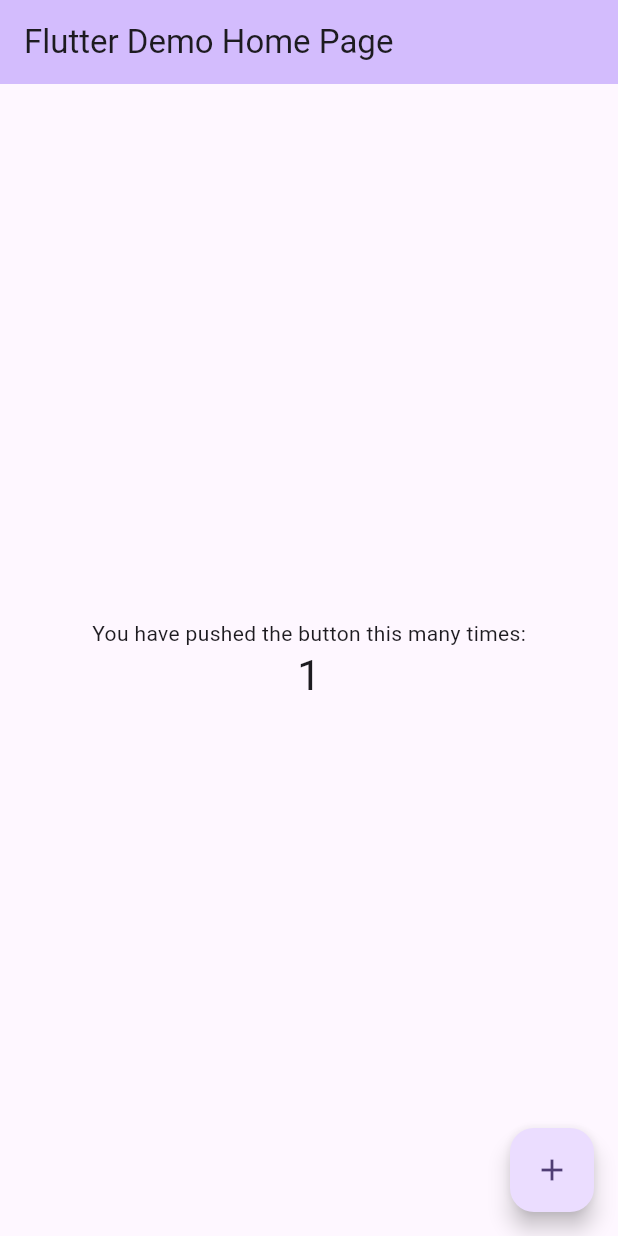
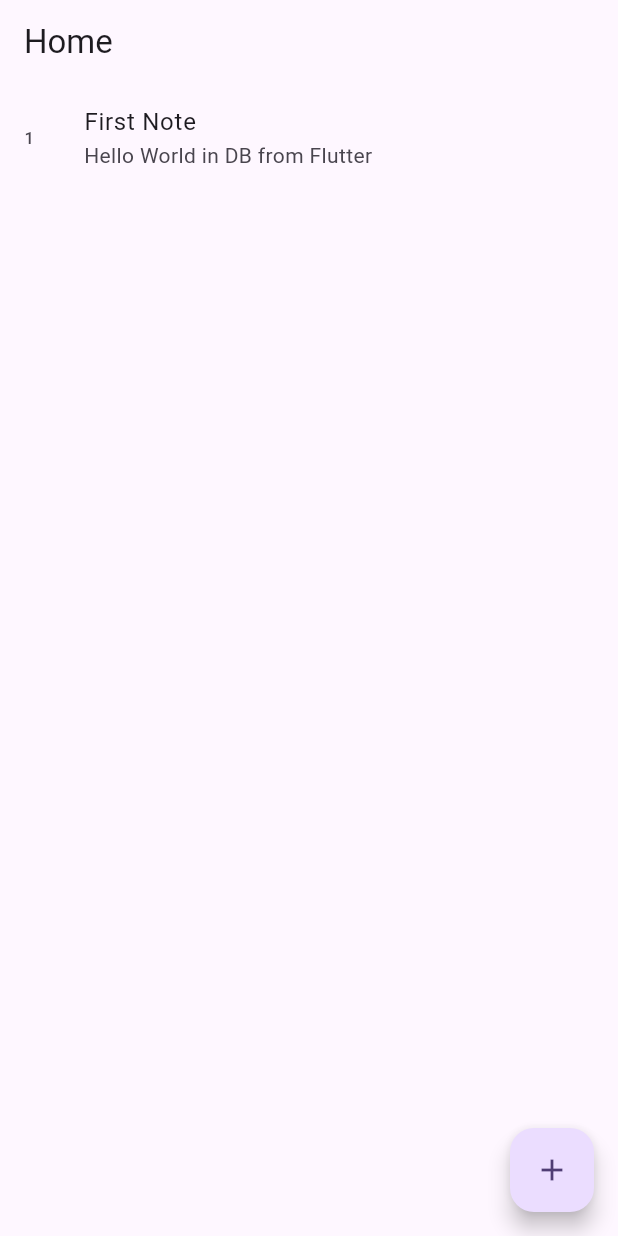
Before and after one commit to raunak2909/db_exp_492, a Flutter app: the screen it shows after launch, after a tap on the "add" icon, on a phone screen of 412 x 824 dp. Run offline on Flutter 3.47's test engine with Material 3 defaults, Android fonts, the phone set to English and light mode, and no system bars; our stand-ins replace sqflite; accounts and stored records are empty.

Commit message:
database insert and fetch implemented

```diff
--- a/lib/db_helper.dart
+++ b/lib/db_helper.dart
@@ -4,13 +4,21 @@ import 'package:path/path.dart';
 import 'package:path_provider/path_provider.dart';
 import 'package:sqflite/sqflite.dart';
 
-class DBHelper{
+class DBHelper {
   ///private constructor
   DBHelper._();
 
   static DBHelper getInstance() => DBHelper._();
 
   Database? mDB;
+
+  static const String DB_NAME = "notesDB.db";
+  static const String TABLE_NOTE = "note";
+
+  static const String COLUMN_NOTE_ID = "note_id";
+  static const String COLUMN_NOTE_TITLE = "note_title";
+  static const String COLUMN_NOTE_DESC = "note_desc";
+  static const String COLUMN_NOTE_CREATED_AT = "note_created_at";
 
   Future<Database> initDB() async {
     mDB ??= await openDB();
@@ -19,26 +27,38 @@ class DBHelper{
 
   Future<Database> openDB() async {
     Directory appDir = await getApplicationDocumentsDirectory();
-    String dbPath = join(appDir.path, "notesDB.db");
+    String dbPath = join(appDir.path, DB_NAME);
 
-    return await openDatabase(dbPath);
+    return await openDatabase(
+      dbPath,
+      version: 1,
+      onCreate: (db, version) {
+        ///tables
+
+        db.execute(
+          "create table $TABLE_NOTE ( $COLUMN_NOTE_ID integer primary key autoincrement, $COLUMN_NOTE_TITLE text, $COLUMN_NOTE_DESC text, $COLUMN_NOTE_CREATED_AT text )",
+        );
+      },
+    );
   }
 
   ///queries
-  insertNote(){
-
+  Future<bool> insertNote({required String title, required String desc}) async {
+    Database db = await initDB();
+    int rowsEffected = await db.insert(TABLE_NOTE, {
+      COLUMN_NOTE_TITLE : title,
+      COLUMN_NOTE_DESC : desc,
+      COLUMN_NOTE_CREATED_AT: DateTime.now().millisecondsSinceEpoch.toString()
+    });
+    return rowsEffected>0;
   }
 
-  fetchAllNotes(){
-
+  Future<List<Map<String, dynamic>>> fetchAllNotes() async {
+    Database db = await initDB();
+    return await db.query(TABLE_NOTE);
   }
 
-  updateNote(){
+  updateNote() {}
 
-  }
-
-  deleteNote(){
-
-  }
-
+  deleteNote() {}
 }
--- /dev/null
+++ b/lib/home_page.dart
@@ -0,0 +1,59 @@
+import 'package:flutter/material.dart';
+
+import 'db_helper.dart';
+
+class HomePage extends StatefulWidget {
+  @override
+  State<HomePage> createState() => _HomePageState();
+}
+
+class _HomePageState extends State<HomePage> {
+  DBHelper dbHelper = DBHelper.getInstance();
+
+  List<Map<String, dynamic>> notes = [];
+
+  @override
+  void initState() {
+    super.initState();
+    getAllNotes();
+  }
+
+  getAllNotes() async {
+    notes = await dbHelper.fetchAllNotes();
+    setState(() {});
+  }
+
+  @override
+  Widget build(BuildContext context) {
+    return Scaffold(
+      appBar: AppBar(title: Text('Home')),
+      body: notes.isNotEmpty
+          ? ListView.builder(
+              itemCount: notes.length,
+              itemBuilder: (_, index) {
+                return ListTile(
+                  leading: Text("${index+1}"),
+                  title: Text(notes[index][DBHelper.COLUMN_NOTE_TITLE]),
+                  subtitle: Text(notes[index][DBHelper.COLUMN_NOTE_DESC]),
+                );
+              },
+            )
+          : Center(child: Text('No Notes yet!')),
+      floatingActionButton: FloatingActionButton(
+        onPressed: () async {
+          ///insertNote
+          bool isAdded = await dbHelper.insertNote(
+            title: "First Note",
+            desc: "Hello World in DB from Flutter",
+          );
+
+          if(isAdded){
+            getAllNotes();
+          }
+
+        },
+        child: Icon(Icons.add),
+      ),
+    );
+  }
+}
--- a/lib/main.dart
+++ b/lib/main.dart
@@ -1,5 +1,7 @@
 import 'package:db_exp_492/db_helper.dart';
 import 'package:flutter/material.dart';
+
+import 'home_page.dart';
 
 void main() {
   runApp(const MyApp());
@@ -11,115 +13,12 @@ class MyApp extends StatelessWidget {
   // This widget is the root of your application.
   @override
   Widget build(BuildContext context) {
-    DBHelper dbHelper = DBHelper.getInstance();
-
     return MaterialApp(
       title: 'Flutter Demo',
       theme: ThemeData(
-        // This is the theme of your application.
-        //
-        // TRY THIS: Try running your application with "flutter run". You'll see
-        // the application has a purple toolbar. Then, without quitting the app,
-        // try changing the seedColor in the colorScheme below to Colors.green
-        // and then invoke "hot reload" (save your changes or press the "hot
-        // reload" button in a Flutter-supported IDE, or press "r" if you used
-        // the command line to start the app).
-        //
-        // Notice that the counter didn't reset back to zero; the application
-        // state is not lost during the reload. To reset the state, use hot
-        // restart instead.
-        //
-        // This works for code too, not just values: Most code changes can be
-        // tested with just a hot reload.
         colorScheme: ColorScheme.fromSeed(seedColor: Colors.deepPurple),
       ),
-      home: const MyHomePage(title: 'Flutter Demo Home Page'),
+      home: HomePage(),
     );
   }
 }
-
-class MyHomePage extends StatefulWidget {
-  const MyHomePage({super.key, required this.title});
-
-  // This widget is the home page of your application. It is stateful, meaning
-  // that it has a State object (defined below) that contains fields that affect
-  // how it looks.
-
-  // This class is the configuration for the state. It holds the values (in this
-  // case the title) provided by the parent (in this case the App widget) and
-  // used by the build method of the State. Fields in a Widget subclass are
-  // always marked "final".
-
-  final String title;
-
-  @override
-  State<MyHomePage> createState() => _MyHomePageState();
-}
-
-class _MyHomePageState extends State<MyHomePage> {
-  int _counter = 0;
-
-  void _incrementCounter() {
-    setState(() {
-      // This call to setState tells the Flutter framework that something has
-      // changed in this State, which causes it to rerun the build method below
-      // so that the display can reflect the updated values. If we changed
-      // _counter without calling setState(), then the build method would not be
-      // called again, and so nothing would appear to happen.
-      _counter++;
-    });
-  }
-
-  @override
-  Widget build(BuildContext context) {
-    // This method is rerun every time setState is called, for instance as done
-    // by the _incrementCounter method above.
-    //
-    // The Flutter framework has been optimized to make rerunning build methods
-    // fast, so that you can just rebuild anything that needs updating rather
-    // than having to individually change instances of widgets.
-    return Scaffold(
-      appBar: AppBar(
-        // TRY THIS: Try changing the color here to a specific color (to
-        // Colors.amber, perhaps?) and trigger a hot reload to see the AppBar
-        // change color while the other colors stay the same.
-        backgroundColor: Theme.of(context).colorScheme.inversePrimary,
-        // Here we take the value from the MyHomePage object that was created by
-        // the App.build method, and use it to set our appbar title.
-        title: Text(widget.title),
-      ),
-      body: Center(
-        // Center is a layout widget. It takes a single child and positions it
-        // in the middle of the parent.
-        child: Column(
-          // Column is also a layout widget. It takes a list of children and
-          // arranges them vertically. By default, it sizes itself to fit its
-          // children horizontally, and tries to be as tall as its parent.
-          //
-          // Column has various properties to control how it sizes itself and
-          // how it positions its children. Here we use mainAxisAlignment to
-          // center the children vertically; the main axis here is the vertical
-          // axis because Columns are vertical (the cross axis would be
-          // horizontal).
-          //
-          // TRY THIS: Invoke "debug painting" (choose the "Toggle Debug Paint"
-          // action in the IDE, or press "p" in the console), to see the
-          // wireframe for each widget.
-          mainAxisAlignment: MainAxisAlignment.center,
-          children: <Widget>[
-            const Text('You have pushed the button this many times:'),
-            Text(
-              '$_counter',
-              style: Theme.of(context).textTheme.headlineMedium,
-            ),
-          ],
-        ),
-      ),
-      floatingActionButton: FloatingActionButton(
-        onPressed: _incrementCounter,
-        tooltip: 'Increment',
-        child: const Icon(Icons.add),
-      ), // This trailing comma makes auto-formatting nicer for build methods.
-    );
-  }
-}
```
Also changed, not shown: 3 other files.
